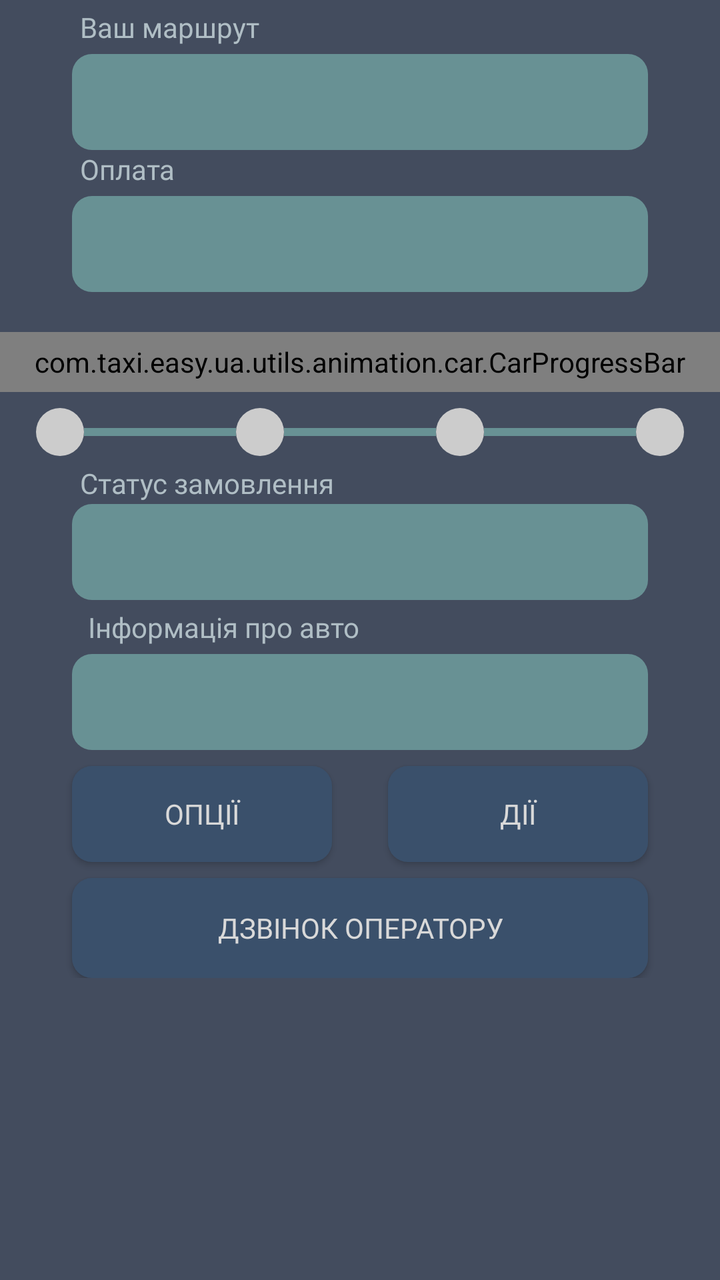
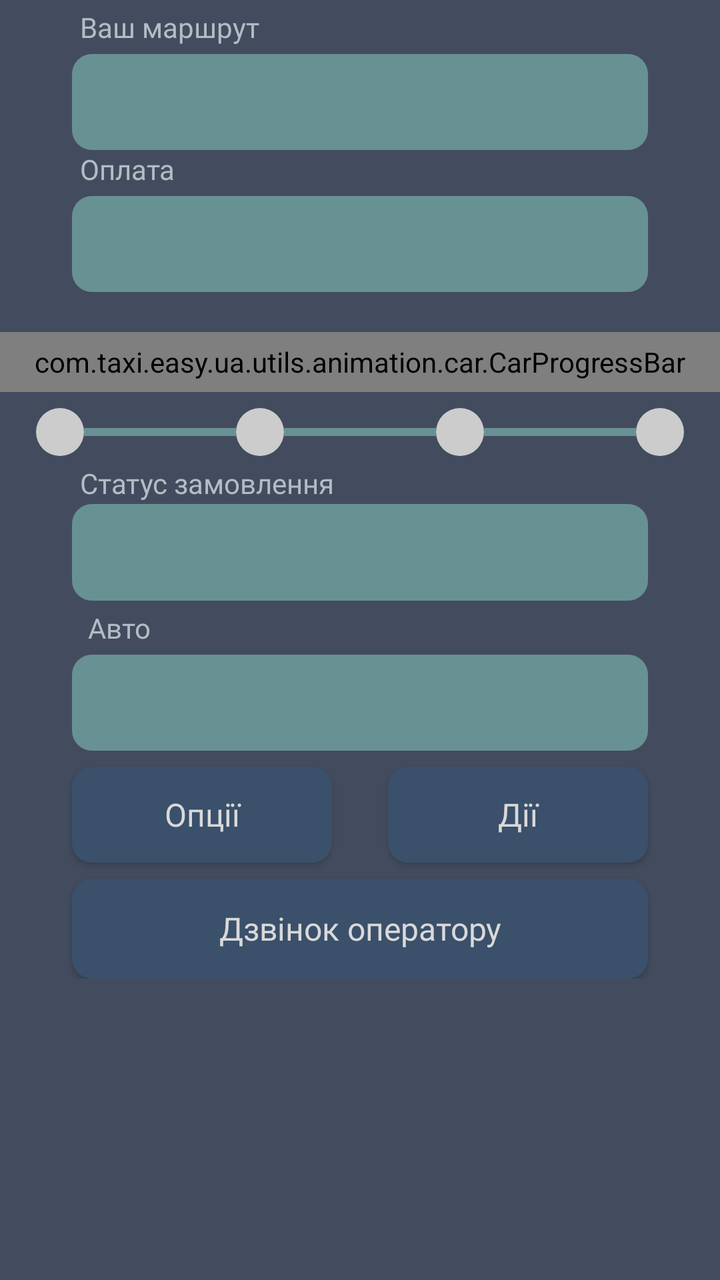

Before-and-after screenshots of an Android layout around one commit, followed by the original layout XML and the change that was made.
<!-- AndroidManifest.xml: application theme Theme.TaxiEasyUa -->
<!-- res/layout/fragment_finish_separate.xml -->
<?xml version="1.0" encoding="utf-8"?>
<ScrollView xmlns:android="http://schemas.android.com/apk/res/android"
    xmlns:app="http://schemas.android.com/apk/res-auto"
    xmlns:tools="http://schemas.android.com/tools"
    android:layout_width="match_parent"
    android:layout_height="match_parent"
    android:background="@color/background_color_new">

    <androidx.constraintlayout.widget.ConstraintLayout
        android:layout_width="match_parent"
        android:layout_height="wrap_content">

        <ImageButton
            android:id="@+id/btn_no"
            android:layout_width="48dp"
            android:layout_height="48dp"
            android:layout_marginStart="16dp"
            android:layout_marginTop="16dp"
            android:background="@drawable/btn_accents"
            android:contentDescription="TODO"
            android:scaleType="centerInside"
            android:src="@drawable/arrow_back_fill0_wght400_grad0_opsz24"
            android:visibility="gone"
            app:layout_constraintStart_toStartOf="parent"
            app:layout_constraintTop_toTopOf="parent" />

        <TextView
            android:id="@+id/textResult"

            android:layout_width="wrap_content"
            android:layout_height="wrap_content"
            android:layout_marginStart="4dp"
            android:layout_marginTop="4dp"
            android:fontFamily="@font/light"
            android:text="@string/text_result"
            android:textColor="#B0BEC5"
            android:textSize="14sp"
            app:layout_constraintStart_toStartOf="@+id/text_full_message"
            app:layout_constraintTop_toBottomOf="@+id/btn_no" />

        <TextView
            android:id="@+id/text_full_message"

           android:layout_width="0dp"
            app:layout_constraintWidth_percent="@dimen/button_width"
            android:layout_height="wrap_content"
            android:layout_marginTop="4sp"
            android:background="@drawable/input"
            android:ems="10"
            android:fontFamily="@font/light"
            android:gravity="left"
            android:minHeight="@dimen/textView_minHeight"
            android:textColor="#D9D9D9"
            android:textSize="@dimen/textView_textSize"
            app:layout_constraintEnd_toEndOf="parent"
            app:layout_constraintHorizontal_bias="0.502"
            app:layout_constraintStart_toStartOf="parent"
            app:layout_constraintTop_toBottomOf="@+id/textResult"
            tools:ignore="RtlHardcoded" />

        <TextView
            android:id="@+id/textCost"

            android:layout_width="wrap_content"
            android:layout_height="wrap_content"
            android:layout_marginStart="4dp"
            android:fontFamily="@font/light"
            android:text="@string/text_cost"
            android:textColor="#B0BEC5"
            android:textSize="14sp"
            app:layout_constraintStart_toStartOf="@+id/text_full_message"
            app:layout_constraintTop_toBottomOf="@+id/text_full_message" />

        <TextView
            android:id="@+id/text_cost_message"

           android:layout_width="0dp"
            app:layout_constraintWidth_percent="@dimen/button_width"
            android:layout_height="wrap_content"
            android:layout_marginTop="4dp"
            android:background="@drawable/input"
            android:ems="10"
            android:fontFamily="@font/light"
            android:gravity="left"
            android:minHeight="@dimen/textView_minHeight"
            android:textColor="#D9D9D9"
            android:textSize="@dimen/textView_textSize"
            app:layout_constraintEnd_toEndOf="parent"
            app:layout_constraintStart_toStartOf="parent"
            app:layout_constraintTop_toBottomOf="@+id/textCost"
            tools:ignore="RtlHardcoded" />




        <com.taxi.easy.ua.utils.animation.car.CarProgressBar
            android:id="@+id/carProgressBar"
            android:layout_width="match_parent"
            android:layout_height="30dp"
            android:layout_gravity="center"
            android:layout_marginTop="20dp"
            app:carImage="@drawable/button_image_button2_sm"
            app:layout_constraintEnd_toEndOf="parent"
            app:layout_constraintHorizontal_bias="0.0"
            app:layout_constraintStart_toStartOf="parent"
            app:layout_constraintTop_toBottomOf="@+id/text_cost_message" />

        <LinearLayout
            android:id="@+id/progressSteps"
            android:layout_width="match_parent"
            android:layout_height="wrap_content"
            android:layout_marginTop="8dp"
            android:gravity="center"
            android:orientation="horizontal"
            app:layout_constraintEnd_toEndOf="parent"
            app:layout_constraintHorizontal_bias="0.0"
            app:layout_constraintStart_toStartOf="parent"
            app:layout_constraintTop_toBottomOf="@+id/carProgressBar">

            <View
                android:id="@+id/step1"
                android:layout_width="24dp"
                android:layout_height="24dp"
                android:background="@drawable/circle_step_inactive" />

            <View
                android:layout_width="76dp"
                android:layout_height="4dp"
                android:background="#689194" />

            <View
                android:id="@+id/step2"
                android:layout_width="24dp"
                android:layout_height="24dp"
                android:background="@drawable/circle_step_inactive" />

            <View
                android:layout_width="76dp"
                android:layout_height="4dp"
                android:background="#689194" />

            <View
                android:id="@+id/step3"
                android:layout_width="24dp"
                android:layout_height="24dp"
                android:background="@drawable/circle_step_inactive" />

            <View
                android:layout_width="76dp"
                android:layout_height="4dp"
                android:background="#689194" />

            <View
                android:id="@+id/step4"
                android:layout_width="24dp"
                android:layout_height="24dp"
                android:background="@drawable/circle_step_inactive" />
        </LinearLayout>

        <TextView
            android:id="@+id/text_title_status"

            android:layout_width="wrap_content"
            android:layout_height="wrap_content"
            android:layout_marginStart="4sp"
            android:layout_marginTop="4dp"
            android:fontFamily="@font/light"
            android:text="@string/textStatus"
            android:textColor="#B0BEC5"
            android:textSize="14sp"
            app:layout_constraintStart_toStartOf="@+id/text_full_message"
            app:layout_constraintTop_toBottomOf="@+id/progressSteps" />


        <TextView
            android:id="@+id/countdownTextView"
            android:layout_width="0dp"
            app:layout_constraintWidth_percent="@dimen/button_width"
            android:layout_height="wrap_content"
            android:layout_gravity="center"
            android:layout_marginTop="8dp"
            android:textColor="@color/white"
            android:textSize="@dimen/textView_textSize"
            android:background="@drawable/input"
            android:visibility="gone"
            app:layout_constraintEnd_toEndOf="parent"
            app:layout_constraintHorizontal_bias="0.498"
            app:layout_constraintStart_toStartOf="parent"
            app:layout_constraintTop_toBottomOf="@+id/text_status" />

        <TextView
            android:id="@+id/text_status"

            android:layout_width="0dp"
            app:layout_constraintWidth_percent="@dimen/button_width"
            android:layout_height="wrap_content"
            android:layout_marginTop="24dp"
            android:background="@drawable/input"
            android:ems="10"
            android:fontFamily="@font/light"
            android:gravity="left"
            android:minHeight="@dimen/textView_minHeight"
            android:textColor="#D9D9D9"
            android:textSize="@dimen/textView_textSize"
            app:layout_constraintEnd_toEndOf="parent"
            app:layout_constraintStart_toStartOf="parent"
            app:layout_constraintTop_toBottomOf="@+id/progressSteps"
            tools:ignore="RtlHardcoded" />

        <TextView
            android:id="@+id/textStatusCar"

            android:layout_width="wrap_content"
            android:layout_height="wrap_content"
            android:layout_marginStart="8dp"
            android:layout_marginTop="4dp"
            android:fontFamily="@font/light"
            android:text="@string/textStatusCar"
            android:textColor="#B0BEC5"
            android:textSize="14sp"
            app:layout_constraintStart_toStartOf="@+id/text_status"
            app:layout_constraintTop_toBottomOf="@+id/countdownTextView" />

        <TextView
            android:id="@+id/text_status_car"

           android:layout_width="0dp"
            app:layout_constraintWidth_percent="@dimen/button_width"
            android:layout_height="wrap_content"
            android:layout_marginTop="4dp"
            android:background="@drawable/input"
            android:ems="10"
            android:fontFamily="@font/light"
            android:gravity="left"
            android:minHeight="@dimen/textView_minHeight"
            android:textColor="#D9D9D9"
            android:textSize="@dimen/textView_textSize"
            app:layout_constraintEnd_toEndOf="parent"
            app:layout_constraintStart_toStartOf="parent"
            app:layout_constraintTop_toBottomOf="@+id/textStatusCar"
            tools:ignore="RtlHardcoded" />


        <androidx.appcompat.widget.AppCompatButton
            android:id="@+id/btn_options"
            android:layout_width="130dp"
            android:layout_height="48dp"

            android:layout_marginTop="8dp"
            android:background="@drawable/buttons"
            android:fontFamily="@font/regular"
            android:text="@string/add_services"
            android:textAlignment="center"
            android:textColor="@color/colorDefault"
            app:layout_constraintStart_toStartOf="@+id/text_status"
            app:layout_constraintTop_toBottomOf="@+id/text_status_car" />

        <androidx.appcompat.widget.AppCompatButton
            android:id="@+id/btn_open"
            android:layout_width="130dp"
            android:layout_height="48dp"

            android:layout_marginTop="8dp"
            android:background="@drawable/buttons"
            android:fontFamily="@font/regular"
            android:text="@string/btn_option_text"
            android:textAlignment="center"
            android:textColor="@color/colorDefault"
            app:layout_constraintEnd_toEndOf="@+id/text_status"

            app:layout_constraintTop_toBottomOf="@+id/text_status_car" />

        <androidx.appcompat.widget.AppCompatButton
            android:id="@+id/btn_again"
            android:layout_width="0dp"
            app:layout_constraintWidth_percent="@dimen/button_width"
            android:layout_height="48dp"
            android:visibility="gone"
            android:layout_marginTop="8dp"
            android:background="@drawable/buttons"

            android:fontFamily="@font/regular"
            android:text="@string/btn_again_text"
            android:textAlignment="center"
            android:textColor="#D9D9D9"
            app:layout_constraintEnd_toEndOf="parent"
            app:layout_constraintStart_toStartOf="parent"
            app:layout_constraintTop_toBottomOf="@+id/btn_options" />

        <androidx.appcompat.widget.AppCompatButton
            android:id="@+id/btn_add_cost"
           android:layout_width="0dp"
            app:layout_constraintWidth_percent="@dimen/button_width"
            android:layout_height="48dp"
            android:visibility="gone"
            android:layout_marginTop="8dp"
            android:background="@drawable/buttons"
            android:fontFamily="@font/regular"
            android:text="@string/add_cost_btn"

            android:textAlignment="center"
            android:textColor="#D9D9D9"
            app:layout_constraintEnd_toEndOf="parent"
            app:layout_constraintStart_toStartOf="parent"
            app:layout_constraintTop_toBottomOf="@+id/btn_again" />

        <androidx.appcompat.widget.AppCompatButton
            android:id="@+id/btnCallAdmin"
            android:layout_width="0dp"
            app:layout_constraintWidth_percent="@dimen/button_width"
            android:layout_height="@dimen/button_height"
            android:layout_marginTop="8dp"
            android:background="@drawable/buttons"
            android:fontFamily="@font/regular"
            android:text="@string/call_admin"
            android:textAlignment="center"
            android:textColor="#D9D9D9"
            android:visibility="visible"
            app:layout_constraintEnd_toEndOf="parent"
            app:layout_constraintStart_toStartOf="parent"
            app:layout_constraintTop_toBottomOf="@+id/btn_add_cost" />

        <androidx.appcompat.widget.AppCompatButton
            android:id="@+id/btn_cancel_order"
            android:layout_width="0dp"
            app:layout_constraintWidth_percent="@dimen/button_width"
            android:layout_height="48dp"
            android:visibility="gone"
            android:layout_marginTop="8sp"
            android:layout_marginBottom="16dp"
            android:background="@drawable/buttons"
            android:fontFamily="@font/regular"
            android:text="@string/cancel_order"
            android:textAlignment="center"
            android:textColor="#D9D9D9"
            app:layout_constraintBottom_toBottomOf="parent"
            app:layout_constraintEnd_toEndOf="parent"
            app:layout_constraintHorizontal_bias="0.502"
            app:layout_constraintStart_toStartOf="parent"
            app:layout_constraintTop_toBottomOf="@+id/btnCallAdmin" />


    </androidx.constraintlayout.widget.ConstraintLayout>
</ScrollView>
<!-- resources referenced by this layout -->
<resources>
  <color name="background_color_new">#434C5E</color>
  <color name="colorDefault">#D9D9D9</color>
  <color name="white">#FFFFFFFF</color>
  <dimen name="button_height">50dp</dimen>
  <item name="button_width" type="dimen" format="float">0.8</item>
  <dimen name="textView_minHeight">48dp</dimen>
  <dimen name="textView_textSize">18sp</dimen>
  <!-- drawable arrow_back_fill0_wght400_grad0_opsz24 (drawable) -->
  <vector xmlns:android="http://schemas.android.com/apk/res/android"
      android:width="24dp"
      android:height="24dp"
      android:viewportWidth="960"
      android:viewportHeight="960">
    <path
        android:fillColor="#FF000000"
        android:pathData="m313,520 l224,224 -57,56 -320,-320 320,-320 57,56 -224,224h487v80L313,520Z"/>
  </vector>
  <!-- drawable btn_accents (drawable) -->
  <?xml version="1.0" encoding="utf-8"?>
  <shape xmlns:android="http://schemas.android.com/apk/res/android" >
      <solid android:color="@color/colorAccent" />
      <corners android:radius="20dp" />
  </shape>
  <!-- drawable buttons (drawable) -->
  <?xml version="1.0" encoding="utf-8"?>
  <shape xmlns:android="http://schemas.android.com/apk/res/android" >
      <solid android:color="#3A506B" />
  
      <padding
          android:left="10sp"
          android:right="10sp"
          android:bottom="4sp"
          android:top="4sp" />
  
      <corners android:radius="10sp" />
  </shape>
  <!-- drawable circle_step_inactive (drawable) -->
  <?xml version="1.0" encoding="utf-8"?>
  <shape xmlns:android="http://schemas.android.com/apk/res/android">
      <solid android:color="#CCCCCC" />
      <corners android:radius="12dp" />
  </shape>
  <!-- drawable input (drawable) -->
  <?xml version="1.0" encoding="utf-8"?>
  <shape xmlns:android="http://schemas.android.com/apk/res/android" >
      <solid android:color="#689194" />
  
      <padding
          android:left="10sp"
          android:right="10sp"
          android:bottom="4sp"
          android:top="4sp" />
  
      <corners android:radius="10sp" />
  </shape>
  <string name="add_cost_btn">Бажаю швидше</string>
  <string name="add_services">Опції</string>
  <string name="btn_again_text">Замовити ще</string>
  <string name="btn_option_text">Дії</string>
  <string name="call_admin">Дзвінок оператору</string>
  <string name="cancel_order">Скасувати замовлення</string>
  <string name="textStatus">Статус замовлення</string>
  <string name="textStatusCar">Інформація про авто</string>
  <string name="text_cost">Оплата</string>
  <string name="text_result">Ваш маршрут</string>
  <color name="colorAccent">#FF03DAC5</color>
  <color name="zamov">#3A506B</color>
  <color name="purple_700">#FF3700B3</color>
  <color name="teal_200">#FF03DAC5</color>
  <color name="teal_700">#FF018786</color>
  <color name="black">#FF000000</color>
  <style name="CustomPopupMenu" parent="Widget.AppCompat.PopupMenu.Overflow">
          <item name="android:popupBackground">@drawable/popup_menu_background</item>
          <item name="android:overlapAnchor">true</item>
          <item name="android:paddingTop">0dp</item>
          <item name="android:paddingBottom">0dp</item>
          <item name="android:paddingLeft">0dp</item>
          <item name="android:paddingRight">0dp</item>
          <item name="android:textColor">@color/popup_menu_text</item>
          <item name="android:textColorPrimary">@color/popup_menu_text</item>
      </style>
  <style name="PopupMenuTextAppearance" parent="TextAppearance.AppCompat.Widget.PopupMenu.Large">
          <item name="android:textColor">@color/popup_menu_text</item>
      </style>
  <!-- drawable popup_menu_background (drawable) -->
  <?xml version="1.0" encoding="utf-8"?>
  <shape xmlns:android="http://schemas.android.com/apk/res/android">
      <solid android:color="@color/popup_menu_background"/>
      <corners android:radius="0dp"/>
  </shape>
  <color name="popup_menu_text">#212121</color>
  <color name="popup_menu_background">#FFFFFF</color>
  <!-- unchanged entries left out for length: 2 -->
</resources>

<!-- the commit's change to res/layout/fragment_finish_separate.xml (unified diff, before → after) -->
@@ -8,7 +8,8 @@
 
     <androidx.constraintlayout.widget.ConstraintLayout
         android:layout_width="match_parent"
-        android:layout_height="wrap_content">
+        android:layout_height="wrap_content"
+        android:paddingBottom="32dp">
 
         <ImageButton
             android:id="@+id/btn_no"
@@ -198,7 +199,12 @@
             android:background="@drawable/input"
             android:ems="10"
             android:fontFamily="@font/light"
-            android:gravity="left"
+            android:gravity="center"
+            android:paddingStart="16dp"
+            android:paddingEnd="16dp"
+            android:paddingTop="12dp"
+            android:paddingBottom="12dp"
+            android:textAlignment="center"
             android:minHeight="@dimen/textView_minHeight"
             android:textColor="#D9D9D9"
             android:textSize="@dimen/textView_textSize"
@@ -249,6 +255,11 @@
             android:layout_marginTop="8dp"
             android:background="@drawable/buttons"
             android:fontFamily="@font/regular"
+            android:textAllCaps="false"
+            android:textSize="16sp"
+            android:maxLines="2"
+            android:paddingStart="12dp"
+            android:paddingEnd="12dp"
             android:text="@string/add_services"
             android:textAlignment="center"
             android:textColor="@color/colorDefault"
@@ -263,6 +274,11 @@
             android:layout_marginTop="8dp"
             android:background="@drawable/buttons"
             android:fontFamily="@font/regular"
+            android:textAllCaps="false"
+            android:textSize="16sp"
+            android:maxLines="2"
+            android:paddingStart="12dp"
+            android:paddingEnd="12dp"
             android:text="@string/btn_option_text"
             android:textAlignment="center"
             android:textColor="@color/colorDefault"
@@ -280,6 +296,11 @@
             android:background="@drawable/buttons"
 
             android:fontFamily="@font/regular"
+            android:textAllCaps="false"
+            android:textSize="16sp"
+            android:maxLines="2"
+            android:paddingStart="12dp"
+            android:paddingEnd="12dp"
             android:text="@string/btn_again_text"
             android:textAlignment="center"
             android:textColor="#D9D9D9"
@@ -296,6 +317,11 @@
             android:layout_marginTop="8dp"
             android:background="@drawable/buttons"
             android:fontFamily="@font/regular"
+            android:textAllCaps="false"
+            android:textSize="16sp"
+            android:maxLines="2"
+            android:paddingStart="12dp"
+            android:paddingEnd="12dp"
             android:text="@string/add_cost_btn"
 
             android:textAlignment="center"
@@ -312,6 +338,11 @@
             android:layout_marginTop="8dp"
             android:background="@drawable/buttons"
             android:fontFamily="@font/regular"
+            android:textAllCaps="false"
+            android:textSize="16sp"
+            android:maxLines="2"
+            android:paddingStart="12dp"
+            android:paddingEnd="12dp"
             android:text="@string/call_admin"
             android:textAlignment="center"
             android:textColor="#D9D9D9"
@@ -330,6 +361,11 @@
             android:layout_marginBottom="16dp"
             android:background="@drawable/buttons"
             android:fontFamily="@font/regular"
+            android:textAllCaps="false"
+            android:textSize="16sp"
+            android:maxLines="2"
+            android:paddingStart="12dp"
+            android:paddingEnd="12dp"
             android:text="@string/cancel_order"
             android:textAlignment="center"
             android:textColor="#D9D9D9"
<!-- resource entries referenced after the edit -->
@@ -55,14 +55,14 @@
   
       <corners android:radius="10sp" />
   </shape>
-  <string name="add_cost_btn">Бажаю швидше</string>
+  <string name="add_cost_btn">Швидше</string>
   <string name="add_services">Опції</string>
   <string name="btn_again_text">Замовити ще</string>
   <string name="btn_option_text">Дії</string>
   <string name="call_admin">Дзвінок оператору</string>
-  <string name="cancel_order">Скасувати замовлення</string>
+  <string name="cancel_order">Скасувати</string>
   <string name="textStatus">Статус замовлення</string>
-  <string name="textStatusCar">Інформація про авто</string>
+  <string name="textStatusCar">Авто</string>
   <string name="text_cost">Оплата</string>
   <string name="text_result">Ваш маршрут</string>
   <color name="colorAccent">#FF03DAC5</color>
